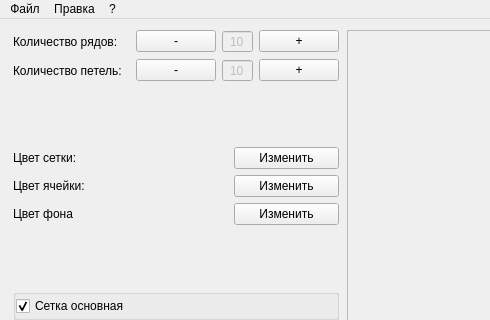
Above: mainwindow.ui from MegaSamuel/PatternDraw before the change; both pictures show x 0 to 490 and y 0 to 320 of the 760 by 431 pixel window. Below: the same form after it.
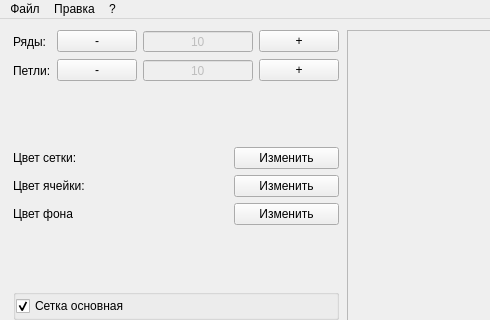
That is the form after the change. Custom widgets are drawn as their Qt base class.

Commit message: ft-customer : убрали лишнее с гип

The edit to the form file:
```diff
--- a/mainwindow.ui
+++ b/mainwindow.ui
@@ -117,7 +117,7 @@
         <number>0</number>
        </property>
        <item>
-        <layout class="QGridLayout" name="gridLayoutProp">
+        <layout class="QGridLayout" name="gridLayoutProp" rowstretch="0,0" columnstretch="0,1">
          <property name="leftMargin">
           <number>2</number>
          </property>
@@ -127,12 +127,12 @@
          <item row="0" column="0">
           <widget class="QLabel" name="labelRow">
            <property name="text">
-            <string>Количество рядов:</string>
+            <string>Ряды:</string>
            </property>
           </widget>
          </item>
          <item row="1" column="1">
-          <layout class="QHBoxLayout" name="horizontalLayout_4">
+          <layout class="QHBoxLayout" name="horizontalLayout_4" stretch="0,1,0">
            <item>
             <widget class="QPushButton" name="btnColumnM">
              <property name="toolTip">
@@ -181,7 +181,7 @@
           </layout>
          </item>
          <item row="0" column="1">
-          <layout class="QHBoxLayout" name="horizontalLayout_3">
+          <layout class="QHBoxLayout" name="horizontalLayout_3" stretch="0,1,0">
            <item>
             <widget class="QPushButton" name="btnRowM">
              <property name="toolTip">
@@ -241,14 +241,14 @@
          <item row="1" column="0">
           <widget class="QLabel" name="labelColumn">
            <property name="text">
-            <string>Количество петель:</string>
+            <string>Петли:</string>
            </property>
           </widget>
          </item>
         </layout>
        </item>
        <item>
-        <spacer name="verticalSpacer_2">
+        <spacer name="verticalSpacer">
          <property name="orientation">
           <enum>Qt::Vertical</enum>
          </property>
@@ -346,7 +346,7 @@
         </layout>
        </item>
        <item>
-        <spacer name="verticalSpacer_3">
+        <spacer name="verticalSpacer_2">
          <property name="orientation">
           <enum>Qt::Vertical</enum>
          </property>
```
Left out of the diff: 108 changed lines with no effect on the pictures.
